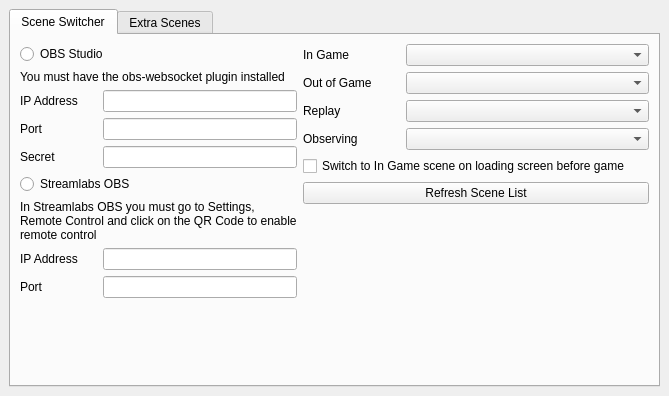
Old version of the form src/plugins/SceneSwitcher/SceneSwitcher.ui in the repository leigholiver/nydus.
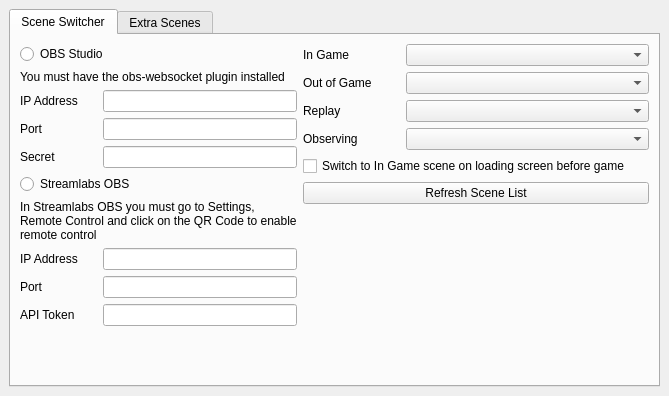
New version of the form.

What changed in the file:
```diff
--- a/src/plugins/SceneSwitcher/SceneSwitcher.ui
+++ b/src/plugins/SceneSwitcher/SceneSwitcher.ui
@@ -128,6 +128,24 @@
             </item>
            </layout>
           </item>
+          <item>
+           <layout class="QHBoxLayout" name="horizontalLayout_21" stretch="2,5">
+            <item>
+             <widget class="QLabel" name="label_22">
+              <property name="text">
+               <string>API Token</string>
+              </property>
+             </widget>
+            </item>
+            <item>
+             <widget class="QLineEdit" name="slobsToken">
+              <property name="echoMode">
+               <enum>QLineEdit::Password</enum>
+              </property>
+             </widget>
+            </item>
+           </layout>
+          </item>
           <item>
            <spacer name="verticalSpacer_2">
             <property name="orientation">
```
